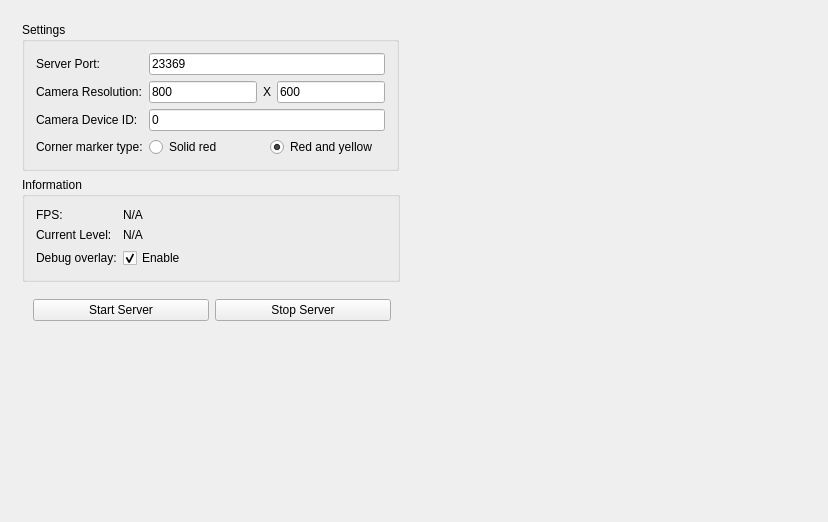
Above: MirrorServer/Server/mainwindow.ui from thijser/ARGAME before the change. Below: the same form after it.
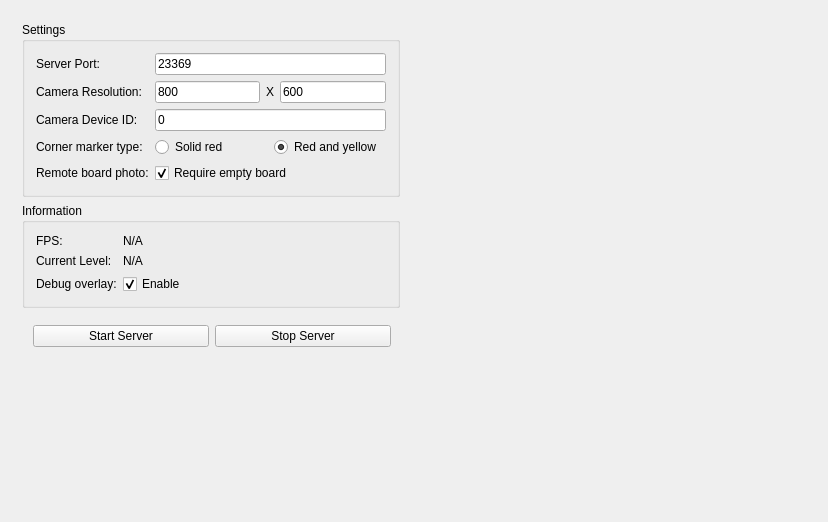
That is the form after the change.

Commit message: Add toggle for requiring empty board in MirrorServer

```diff
--- a/MirrorServer/Server/mainwindow.ui
+++ b/MirrorServer/Server/mainwindow.ui
@@ -198,6 +198,23 @@
             </item>
            </layout>
           </item>
+          <item row="4" column="0">
+           <widget class="QLabel" name="emptyBoardLabel">
+            <property name="text">
+             <string>Remote board photo:</string>
+            </property>
+           </widget>
+          </item>
+          <item row="4" column="1">
+           <widget class="QCheckBox" name="emptyBoardCheck">
+            <property name="text">
+             <string>Require empty board</string>
+            </property>
+            <property name="checked">
+             <bool>true</bool>
+            </property>
+           </widget>
+          </item>
          </layout>
         </widget>
        </item>
```
The commit also changes 3 other files.
